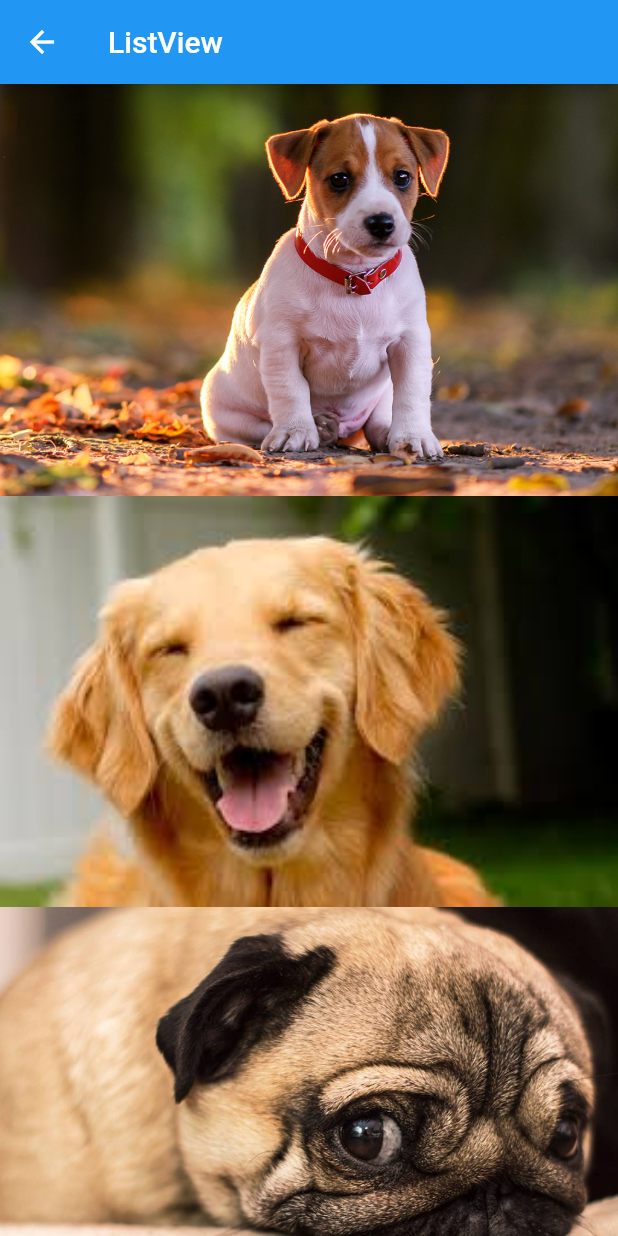
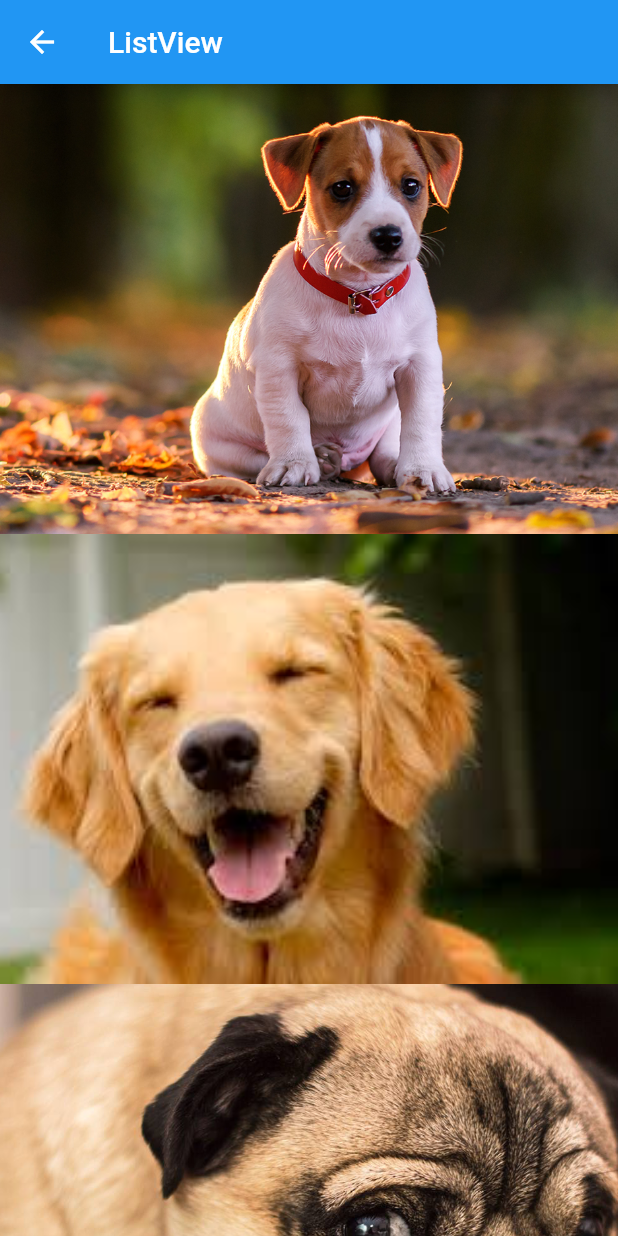
Before and after one commit to tGeanezini/flutter_example, a Flutter app: the HelloListView screen opened directly, on a phone screen of 412 x 824 dp. Run offline on Flutter 3.47's test engine with Material 2 defaults, Android fonts, the phone set to English and light mode, and no system bars.

```diff
--- a/lib/pages/hello_list_view.dart
+++ b/lib/pages/hello_list_view.dart
@@ -12,14 +12,20 @@ class HelloListView extends StatelessWidget {
   }
 
   _body() {
-    return ListView(
-      children: <Widget>[
-        _img('assets/images/dog1.png'),
-        _img('assets/images/dog2.png'),
-        _img('assets/images/dog3.png'),
-        _img('assets/images/dog4.png'),
-        _img('assets/images/dog5.png'),
-      ],
+    final images = [
+      _img('assets/images/dog1.png'),
+      _img('assets/images/dog2.png'),
+      _img('assets/images/dog3.png'),
+      _img('assets/images/dog4.png'),
+      _img('assets/images/dog5.png'),
+    ];
+
+    return ListView.builder(
+      itemCount: images.length,
+      itemExtent: 300,
+      itemBuilder: (context, index) {
+        return images[index];
+      },
     );
   }
 
```
